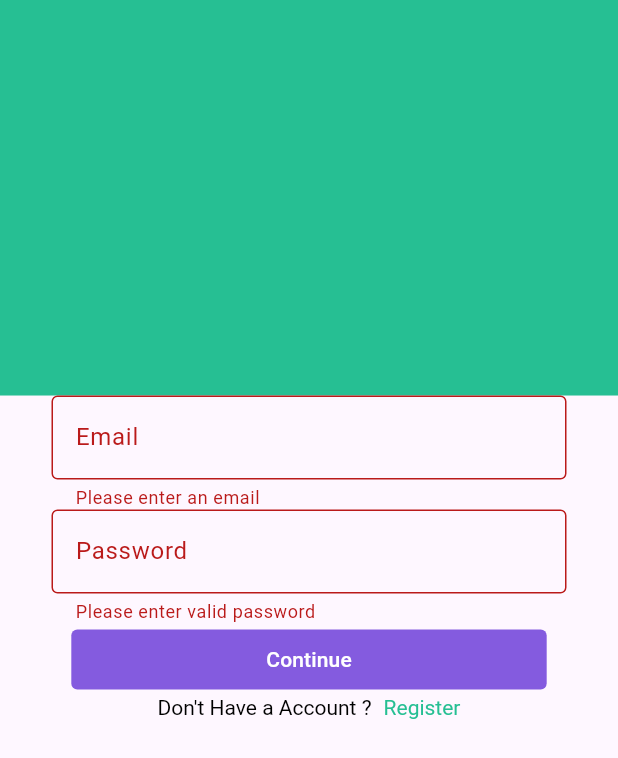
After one commit to rajeshsundar31/finsight, a Flutter app: the LoginView screen opened directly, after a tap on "Continue", on a phone screen of 412 x 824 dp. The commit adds this screen. Shown: the top 758 px of the screen. Run offline on Flutter 3.47's test engine with Material 3 defaults, Android fonts, the phone set to English and light mode, and no system bars; our stand-ins replace quickalert.

Commit message:
Register and Login completed

```diff
--- a/lib/core/constants/app_colors.dart
+++ b/lib/core/constants/app_colors.dart
@@ -9,4 +9,5 @@ class AppColor {
   static const grey = Color(0xFF76797B);
   static const lightwhite = Color(0xffE8E8E8);
   static const gold = Color(0xFFF6B94A);
+  static const btn_green = Color(0xff006a7e);
 }
--- a/lib/main.dart
+++ b/lib/main.dart
@@ -1,5 +1,6 @@
 import 'package:finsight/presentation/dashboard/dashboard_view_model.dart';
 import 'package:finsight/presentation/landing_page.dart';
+import 'package:finsight/presentation/login/login_view_model.dart';
 import 'package:finsight/presentation/register/register_view_model.dart';
 import 'package:flutter/material.dart';
 import 'package:provider/provider.dart';
@@ -19,6 +20,7 @@ class MyApp extends StatelessWidget {
       providers: [
         ChangeNotifierProvider(create:  (context) => RegisterViewModel(),),
         ChangeNotifierProvider(create:  (context) => DashboardViewModel(),),
+        ChangeNotifierProvider(create: (context) => LoginViewModel()),
       ],
       child: MaterialApp(
         title: 'Flutter Demo',
--- /dev/null
+++ b/lib/presentation/login/login_view.dart
@@ -0,0 +1,144 @@
+import 'package:finsight/component/custom_button.dart';
+import 'package:finsight/core/constants/app_colors.dart';
+import 'package:finsight/core/constants/app_strings.dart';
+import 'package:finsight/core/utils/app_size.dart';
+import 'package:finsight/presentation/login/login_view_model.dart';
+import 'package:flutter/gestures.dart';
+import 'package:flutter/material.dart';
+import 'package:provider/provider.dart';
+
+class LoginView extends StatefulWidget {
+  const LoginView({super.key});
+
+  @override
+  State<LoginView> createState() => _LoginViewState();
+}
+
+class _LoginViewState extends State<LoginView> {
+
+  final _formKey = GlobalKey<FormState>();
+   String? email;
+  String? password;
+  @override
+  Widget build(BuildContext context) {
+    return SafeArea(
+      child: Scaffold(
+        body: _buildBody(context),
+      )
+      );
+  }
+
+  Widget _buildEmail(BuildContext context){
+    return SizedBox(
+      width: displayWidth(context) / 1.2,
+      child: TextFormField(
+        decoration: const InputDecoration(
+          labelText: "Email",
+          hintText: "Enter Your Email",
+          border: OutlineInputBorder()
+        ),
+        keyboardType: TextInputType.emailAddress,
+        validator: (value) {
+                  if (value == null || value.isEmpty) {
+                    return 'Please enter an email';
+                  } else if (!RegExp(r'\S+@\S+\.\S+').hasMatch(value)) {
+                    return 'Please enter a valid email';
+                  }
+                  return null; // Return null if no error
+                },
+                onChanged: (value) {
+                     email = value;
+                },
+      ),
+    );
+  }
+
+   Widget _buildPassword(BuildContext context){
+    return SizedBox(
+      width: displayWidth(context) / 1.2,
+      child: TextFormField(
+        decoration: const InputDecoration(
+          labelText: "Password",
+          hintText: "Enter Your Password",
+          border: OutlineInputBorder()
+        ),
+        obscureText: true,
+        keyboardType: TextInputType.visiblePassword,
+        validator: (value) {
+                  if (value == null || value.isEmpty) {
+                    return 'Please enter valid password';
+                  } else if (value.length< 4) {
+                    return 'Please enter a valid password';
+                  }
+                  return null; // Return null if no error
+                },
+        onChanged: (value) {
+          password = value;
+        },
+      ),
+    );
+  }
+
+  Widget _buildButton(BuildContext context) {
+    return Consumer<LoginViewModel>(builder: (context, btnLogin, child) {
+      return Column(
+        children: [
+          CustomButton(
+            color: AppColor.purple,
+            text: AppStrings.continueBtn,
+            onPressed: () {
+              print("email${email}");
+              print("pass${password}");
+              if (_formKey.currentState!.validate()) {
+                btnLogin.validateLogin(email: email!, password: password!, context: context);
+              }
+            },
+            width: displayWidth(context) / 1.3,
+          )
+        ],
+      );
+    });
+  }
+
+  Widget _buildBottomContent(BuildContext context){
+    return Row(
+      mainAxisAlignment: MainAxisAlignment.center,
+      children: [
+        RichText(text: TextSpan(
+          children: [
+            const TextSpan(text: "Don't Have a Account ?",style: TextStyle(color: AppColor.black)),
+            const WidgetSpan(child: SizedBox(width: 8.0,)),
+            TextSpan(text: "Register",style: const TextStyle(color: AppColor.green),
+            recognizer: TapGestureRecognizer()
+            ..onTap = () {
+            }
+            )
+          ]
+        )),
+      ],
+    );
+  }
+
+  Widget _buildContainer(context){
+    return Container(
+      width: displayWidth(context),
+      height: displayHeight(context) * 0.32,
+      color: AppColor.green,
+    );
+  }
+
+  Widget _buildBody(BuildContext context){
+    return Form(
+      key: _formKey,
+      child: Column(
+        children: [
+          _buildContainer(context),
+          _buildEmail(context),
+          _buildPassword(context),
+          _buildButton(context),
+          _buildBottomContent(context),
+        ],
+      ),
+    );
+  }
+}
--- /dev/null
+++ b/lib/presentation/login/login_view_model.dart
@@ -0,0 +1,30 @@
+import 'dart:convert';
+
+import 'package:finsight/presentation/dashboard/dashboard_view.dart';
+import 'package:finsight/service/api_service.dart';
+import 'package:flutter/material.dart';
+
+abstract class LoginDetail {
+  void validateLogin({required String email, required String password, required BuildContext context});
+}
+
+
+class LoginViewModel extends ChangeNotifier implements LoginDetail{
+
+@override
+  void validateLogin({required String email, required String password, required BuildContext context})async {
+
+    Map data = {
+      "email": email,
+      "password": password,
+    };
+
+    var verifiyUser = await CommonApiServices().saveData("/login", json.encode(data), context);
+    var decodeData = json.decode(verifiyUser);
+
+    if(decodeData != null){
+      Navigator.push(context, MaterialPageRoute(builder: (context) => const Dashboard()));
+    }
+
+  }
+}
--- a/lib/presentation/register/register_view.dart
+++ b/lib/presentation/register/register_view.dart
@@ -4,6 +4,7 @@ import 'package:finsight/core/constants/app_colors.dart';
 import 'package:finsight/core/constants/app_strings.dart';
 import 'package:finsight/core/utils/app_size.dart';
 import 'package:finsight/core/utils/asset_utils.dart';
+import 'package:finsight/presentation/login/login_view.dart';
 import 'package:finsight/presentation/register/register_view_model.dart';
 import 'package:flutter/gestures.dart';
 import 'package:flutter/material.dart';
@@ -155,7 +156,7 @@ class _RegisterUserState extends State<RegisterUser> {
       return Column(
         children: [
           CustomButton(
-            color: AppColor.purple,
+            color: AppColor.btn_green,
             text: AppStrings.continueBtn,
             onPressed: () {
               if (_formKey.currentState!.validate()) {
@@ -184,6 +185,7 @@ class _RegisterUserState extends State<RegisterUser> {
             TextSpan(text: "LogIn",style: const TextStyle(color: AppColor.green),
             recognizer: TapGestureRecognizer()
             ..onTap = () {
+              Navigator.push(context, MaterialPageRoute(builder: (context) => const LoginView()));
             }
             )
           ]
--- a/lib/presentation/register/register_view_model.dart
+++ b/lib/presentation/register/register_view_model.dart
@@ -1,5 +1,5 @@
 import 'dart:convert';
-import 'package:finsight/presentation/dashboard/dashboard_view.dart';
+import 'package:finsight/presentation/login/login_view.dart';
 import 'package:finsight/service/api_service.dart';
 import 'package:flutter/material.dart';
 
@@ -22,7 +22,7 @@ class RegisterViewModel extends ChangeNotifier implements RegisterView {
     if (result['success'] == true) {
       Navigator.pushReplacement(
         context,
-        MaterialPageRoute(builder: (context) => const Dashboard())
+        MaterialPageRoute(builder: (context) => const LoginView())
       );
   }
 }}
--- a/lib/service/api_service.dart
+++ b/lib/service/api_service.dart
@@ -8,7 +8,7 @@ class CommonApiServices {
 
 
 // instead of local host we should declare machine Ip(10.0.2.2) - to run emulatore
-  final baseUrl = 'http://10.0.2.2:8000/api/v1';
+  final baseUrl = 'http://localhost:8000/api/v1';
 
   Future<dynamic> fetchData(String apiUrl) async {
     var url = Uri.parse(baseUrl + apiUrl);
```
